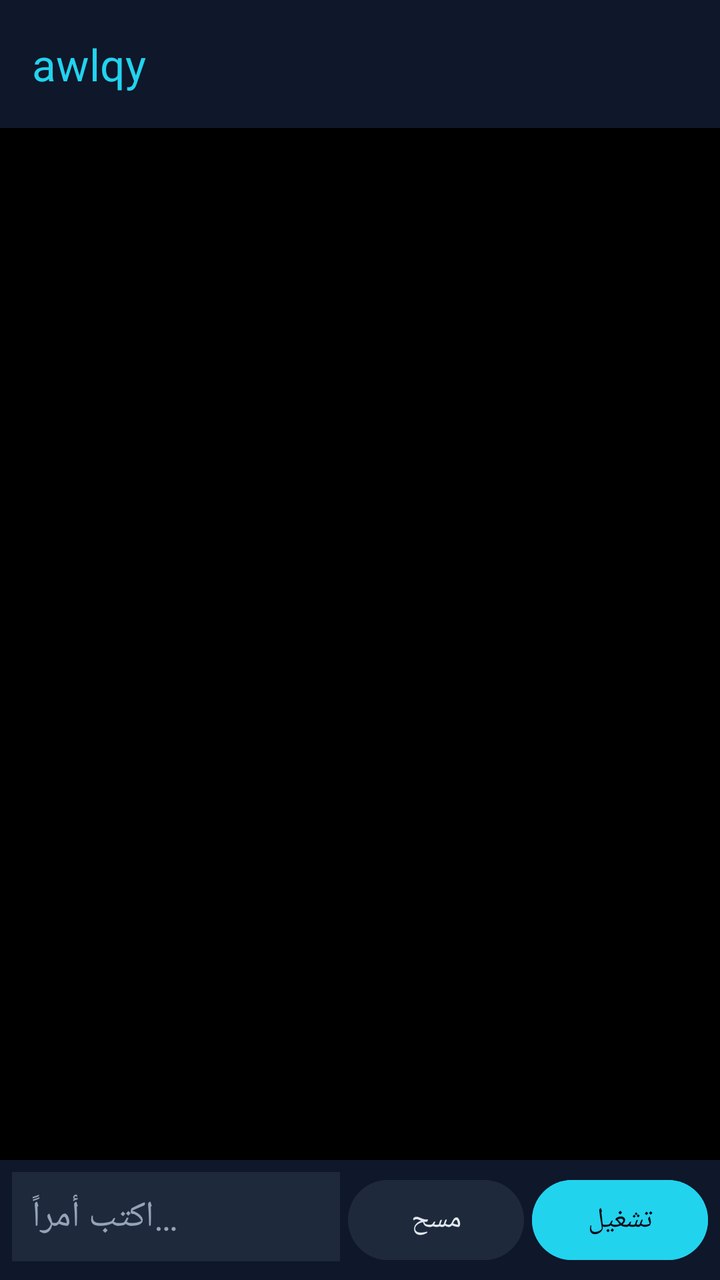
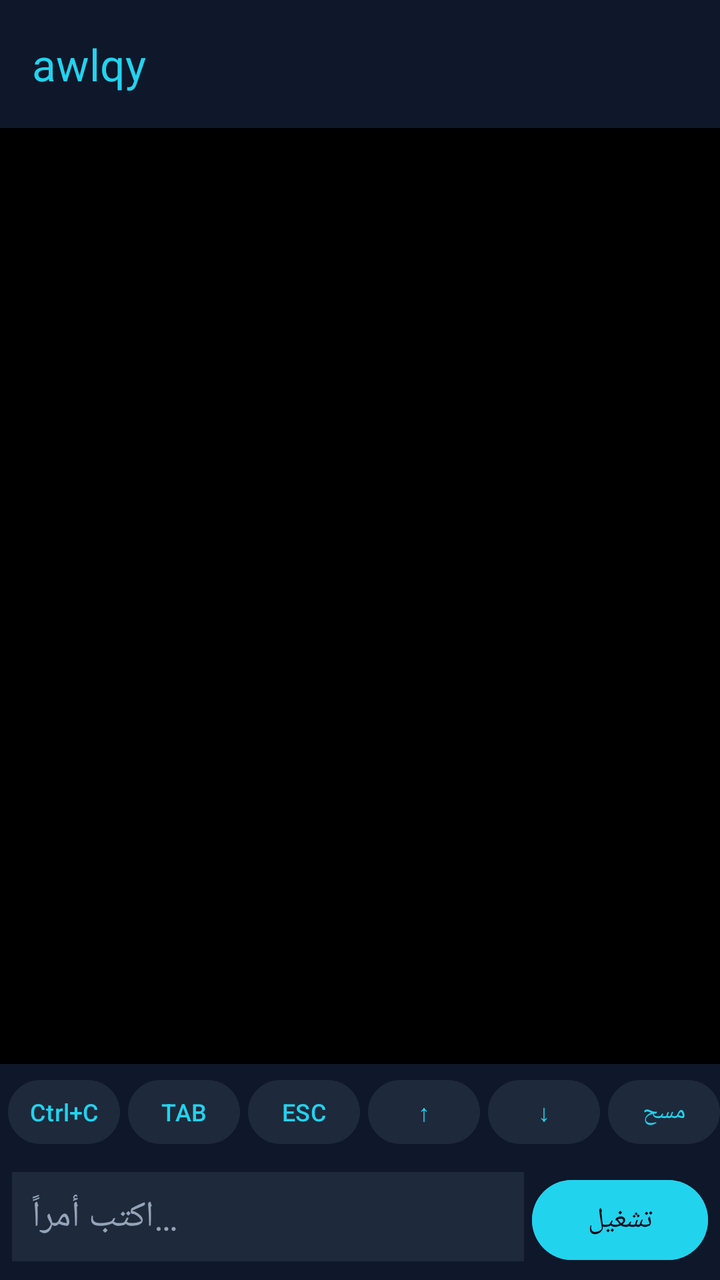

Before-and-after screenshots of an Android layout around one commit, followed by the original layout XML and the change that was made.
<!-- AndroidManifest.xml: application theme Theme.Awlqy -->
<!-- res/layout/activity_main.xml -->
<?xml version="1.0" encoding="utf-8"?>
<LinearLayout xmlns:android="http://schemas.android.com/apk/res/android"
    xmlns:app="http://schemas.android.com/apk/res-auto"
    android:layout_width="match_parent"
    android:layout_height="match_parent"
    android:background="@color/awlqy_bg"
    android:orientation="vertical"
    android:fitsSystemWindows="true">

    <com.google.android.material.appbar.MaterialToolbar
        android:id="@+id/toolbar"
        android:layout_width="match_parent"
        android:layout_height="?attr/actionBarSize"
        android:background="@color/awlqy_surface"
        app:title="@string/app_name"
        app:titleTextColor="@color/awlqy_accent"/>

    <ScrollView
        android:id="@+id/consoleScroll"
        android:layout_width="match_parent"
        android:layout_height="0dp"
        android:layout_weight="1"
        android:background="@color/awlqy_terminal_bg"
        android:fillViewport="true"
        android:padding="8dp"
        android:scrollbars="vertical">

        <TextView
            android:id="@+id/consoleText"
            android:layout_width="match_parent"
            android:layout_height="wrap_content"
            android:fontFamily="monospace"
            android:text=""
            android:textColor="@color/awlqy_terminal_text"
            android:textIsSelectable="true"
            android:textSize="12sp"/>
    </ScrollView>

    <LinearLayout
        android:layout_width="match_parent"
        android:layout_height="wrap_content"
        android:background="@color/awlqy_surface"
        android:orientation="horizontal"
        android:padding="6dp">

        <EditText
            android:id="@+id/inputEdit"
            android:layout_width="0dp"
            android:layout_height="wrap_content"
            android:layout_weight="1"
            android:background="@color/awlqy_glass"
            android:hint="@string/hint_command"
            android:imeOptions="actionSend|flagNoFullscreen"
            android:inputType="text|textNoSuggestions|textVisiblePassword|textMultiLine"
            android:maxLines="3"
            android:padding="10dp"
            android:textColor="@color/awlqy_terminal_text"
            android:textColorHint="@color/awlqy_text_dim"
            android:textDirection="locale"/>

        <Button
            android:id="@+id/clearButton"
            android:layout_width="wrap_content"
            android:layout_height="wrap_content"
            android:layout_marginStart="4dp"
            android:backgroundTint="@color/awlqy_glass"
            android:text="@string/action_clear"
            android:textColor="@color/awlqy_text"/>

        <Button
            android:id="@+id/runButton"
            android:layout_width="wrap_content"
            android:layout_height="wrap_content"
            android:layout_marginStart="4dp"
            android:backgroundTint="@color/awlqy_accent"
            android:text="@string/action_run"
            android:textColor="@color/awlqy_bg"/>
    </LinearLayout>
</LinearLayout>
<!-- resources referenced by this layout -->
<resources>
  <color name="awlqy_accent">#22D3EE</color>
  <color name="awlqy_bg">#020617</color>
  <color name="awlqy_glass">#1E293B</color>
  <color name="awlqy_surface">#0F172A</color>
  <color name="awlqy_terminal_bg">#000000</color>
  <color name="awlqy_terminal_text">#4ADE80</color>
  <color name="awlqy_text">#E2E8F0</color>
  <color name="awlqy_text_dim">#94A3B8</color>
  <string name="action_clear">مسح</string>
  <string name="action_run">تشغيل</string>
  <string name="app_name">awlqy</string>
  <string name="hint_command">اكتب أمراً…</string>
  <style name="Theme.Awlqy" parent="Theme.Material3.Dark.NoActionBar">
          <item name="colorPrimary">@color/awlqy_accent</item>
          <item name="colorOnPrimary">@color/awlqy_bg</item>
          <item name="colorSurface">@color/awlqy_surface</item>
          <item name="colorOnSurface">@color/awlqy_text</item>
          <item name="android:colorBackground">@color/awlqy_bg</item>
          <item name="android:statusBarColor">@color/awlqy_surface</item>
          <item name="android:navigationBarColor">@color/awlqy_bg</item>
          <item name="android:windowLightStatusBar">false</item>
          <item name="android:windowLightNavigationBar" tools:targetApi="27">false</item>
          <item name="android:windowBackground">@color/awlqy_bg</item>
      </style>
</resources>

<!-- the commit's change to res/layout/activity_main.xml (unified diff, before → after) -->
@@ -36,6 +36,50 @@
             android:textSize="12sp"/>
     </ScrollView>
 
+    <HorizontalScrollView
+        android:layout_width="match_parent"
+        android:layout_height="wrap_content"
+        android:background="@color/awlqy_surface"
+        android:scrollbars="none">
+
+        <LinearLayout
+            android:layout_width="wrap_content"
+            android:layout_height="wrap_content"
+            android:orientation="horizontal"
+            android:padding="4dp">
+
+            <Button
+                android:id="@+id/btnCtrlC"
+                style="@style/KeyButton"
+                android:text="Ctrl+C"/>
+
+            <Button
+                android:id="@+id/btnTab"
+                style="@style/KeyButton"
+                android:text="TAB"/>
+
+            <Button
+                android:id="@+id/btnEsc"
+                style="@style/KeyButton"
+                android:text="ESC"/>
+
+            <Button
+                android:id="@+id/btnUp"
+                style="@style/KeyButton"
+                android:text="↑"/>
+
+            <Button
+                android:id="@+id/btnDown"
+                style="@style/KeyButton"
+                android:text="↓"/>
+
+            <Button
+                android:id="@+id/clearButton"
+                style="@style/KeyButton"
+                android:text="@string/action_clear"/>
+        </LinearLayout>
+    </HorizontalScrollView>
+
     <LinearLayout
         android:layout_width="match_parent"
         android:layout_height="wrap_content"
@@ -59,15 +103,6 @@
             android:textDirection="locale"/>
 
         <Button
-            android:id="@+id/clearButton"
-            android:layout_width="wrap_content"
-            android:layout_height="wrap_content"
-            android:layout_marginStart="4dp"
-            android:backgroundTint="@color/awlqy_glass"
-            android:text="@string/action_clear"
-            android:textColor="@color/awlqy_text"/>
-
-        <Button
             android:id="@+id/runButton"
             android:layout_width="wrap_content"
             android:layout_height="wrap_content"
<!-- resource entries referenced after the edit -->
@@ -12,6 +12,17 @@
   <string name="action_run">تشغيل</string>
   <string name="app_name">awlqy</string>
   <string name="hint_command">اكتب أمراً…</string>
+  <style name="KeyButton" parent="Widget.Material3.Button.TonalButton">
+          <item name="android:layout_width">wrap_content</item>
+          <item name="android:layout_height">40dp</item>
+          <item name="android:layout_marginEnd">4dp</item>
+          <item name="android:minWidth">56dp</item>
+          <item name="android:textSize">12sp</item>
+          <item name="android:paddingStart">10dp</item>
+          <item name="android:paddingEnd">10dp</item>
+          <item name="backgroundTint">@color/awlqy_glass</item>
+          <item name="android:textColor">@color/awlqy_accent</item>
+      </style>
   <style name="Theme.Awlqy" parent="Theme.Material3.Dark.NoActionBar">
           <item name="colorPrimary">@color/awlqy_accent</item>
           <item name="colorOnPrimary">@color/awlqy_bg</item>
